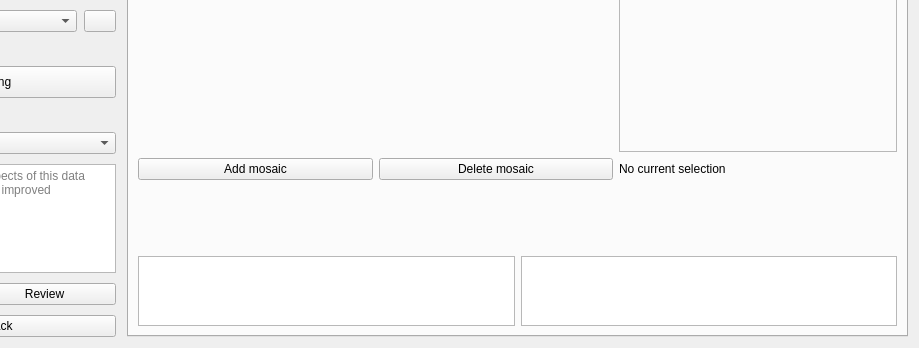
This is mapflow/dialogs/static/ui/main_dialog.ui in Geoalert/mapflow-qgis as Qt 5 draws it before an edit; both pictures show x 191 to 1110 and y 202 to 550 of the 1110 by 550 pixel window. The edited form follows.
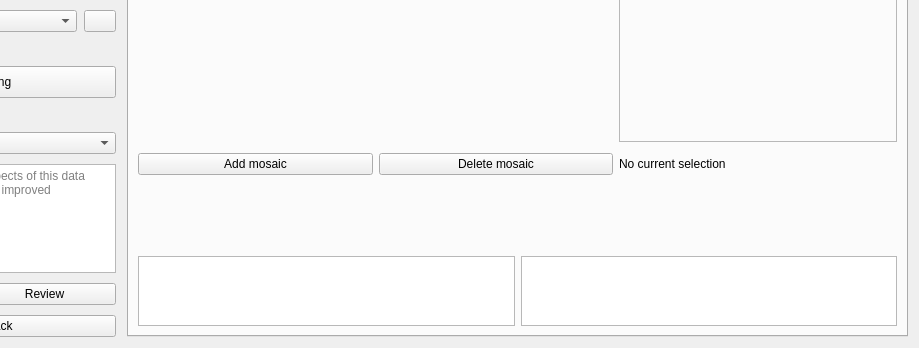
This is the edited form. The open tabs and pages were chosen to show the change. Icons and pictures are not drawn. Custom widgets are drawn as their Qt base class.

Commit message: Tooltips for double-click + ctrl or cmd

Diff of the .ui file:
```diff
--- a/mapflow/dialogs/static/ui/main_dialog.ui
+++ b/mapflow/dialogs/static/ui/main_dialog.ui
@@ -1433,7 +1433,7 @@
                    <property name="minimumSize">
                     <size>
                      <width>278</width>
-                     <height>0</height>
+                     <height>32</height>
                     </size>
                    </property>
                    <property name="maximumSize">
```
Left out of the diff: 2 changed lines with no effect on the pictures. The commit also changes 1 other file.
